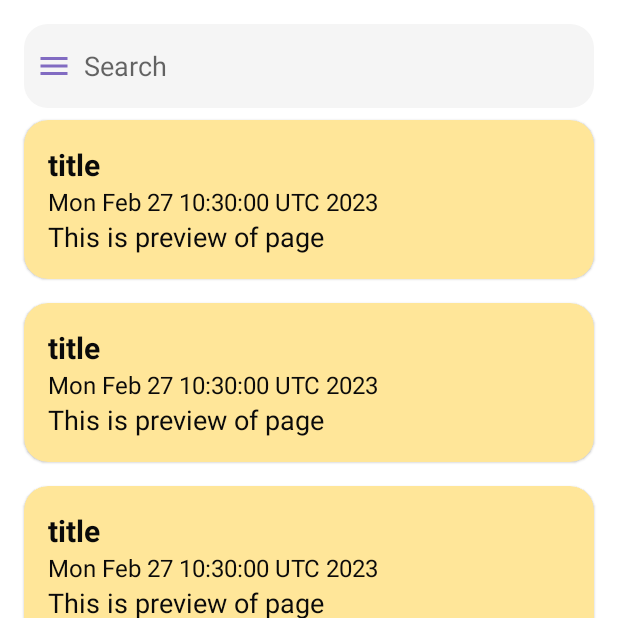
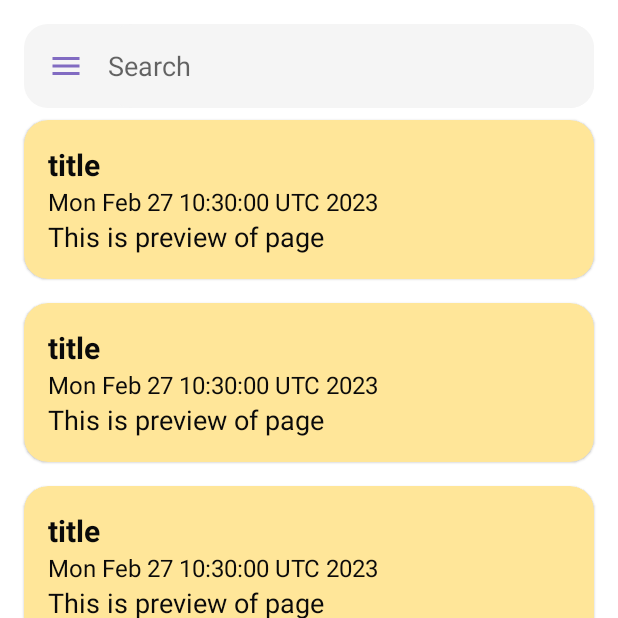
Before and after one commit to prateekthakur272/Good-Diary, an Android app: the screen it shows after launch (MainActivity), on a phone screen of 412 x 824 dp, the top half of it. Run offline under Robolectric (Android 15) with nearby library versions, the phone set to English and light mode, and no system bars.

Commit message:
adds custom search bar to main activity

```diff
--- a/app/src/main/java/com/prateekthakur272/gooddiary/MainActivity.kt
+++ b/app/src/main/java/com/prateekthakur272/gooddiary/MainActivity.kt
@@ -23,5 +23,8 @@
             Page("title","hello"),
         ))
         binding.pageRecyclerView.layoutManager = LinearLayoutManager(this)
+        binding.searchBar.buttonNavigationMenu.setOnClickListener {
+            binding.navigationDrawer.openDrawer(binding.mainNavigationView)
+        }
     }
 }
--- a/app/src/main/res/layout/activity_main.xml
+++ b/app/src/main/res/layout/activity_main.xml
@@ -23,6 +23,16 @@
         android:layout_height="match_parent"
         tools:context=".MainActivity">
 
+        <include
+            android:id="@+id/search_bar"
+            layout="@layout/search_bar_layout"
+            android:layout_width="match_parent"
+            android:layout_height="wrap_content"
+            android:layout_margin="16dp"
+            app:layout_constraintEnd_toEndOf="parent"
+            app:layout_constraintStart_toStartOf="parent"
+            app:layout_constraintTop_toTopOf="parent" />
+
         <com.google.android.material.floatingactionbutton.FloatingActionButton
             android:id="@+id/button_add_page"
             android:layout_width="wrap_content"
@@ -44,21 +54,5 @@
             app:layout_constraintTop_toBottomOf="@+id/search_bar"
             tools:listitem="@layout/page_item_layout" />
 
-        <EditText
-            android:id="@+id/search_bar"
-            android:layout_width="match_parent"
-            android:layout_height="56dp"
-            android:layout_margin="16dp"
-            android:autofillHints="none"
-            android:background="@drawable/search_bar_view_background"
-            android:drawableStart="@drawable/ic_menu"
-            android:drawablePadding="8dp"
-            android:hint="@string/search"
-            android:inputType="text"
-            android:paddingHorizontal="8dp"
-            app:layout_constraintEnd_toEndOf="parent"
-            app:layout_constraintStart_toStartOf="parent"
-            app:layout_constraintTop_toTopOf="parent" />
-
     </androidx.constraintlayout.widget.ConstraintLayout>
 </androidx.drawerlayout.widget.DrawerLayout>
--- /dev/null
+++ b/app/src/main/res/layout/search_bar_layout.xml
@@ -0,0 +1,31 @@
+<?xml version="1.0" encoding="utf-8"?>
+<androidx.constraintlayout.widget.ConstraintLayout xmlns:android="http://schemas.android.com/apk/res/android"
+    xmlns:app="http://schemas.android.com/apk/res-auto"
+    android:layout_width="match_parent"
+    android:layout_height="wrap_content"
+    android:background="@drawable/search_bar_view_background">
+
+    <ImageView
+        android:id="@+id/button_navigation_menu"
+        android:layout_width="56dp"
+        android:layout_height="56dp"
+        app:layout_constraintBottom_toBottomOf="parent"
+        app:layout_constraintStart_toStartOf="parent"
+        app:layout_constraintTop_toTopOf="parent"
+        android:src="@drawable/ic_menu"
+        android:padding="16dp"
+        android:contentDescription="@string/navigation_menu" />
+
+    <EditText
+        android:layout_width="0dp"
+        android:layout_height="0dp"
+        app:layout_constraintBottom_toBottomOf="parent"
+        app:layout_constraintEnd_toEndOf="parent"
+        app:layout_constraintStart_toEndOf="@+id/button_navigation_menu"
+        app:layout_constraintTop_toTopOf="parent"
+        android:hint="@string/search"
+        android:background="@drawable/search_bar_view_background"
+        android:autofillHints="none" />
+
+
+</androidx.constraintlayout.widget.ConstraintLayout>
--- a/app/src/main/res/values/strings.xml
+++ b/app/src/main/res/values/strings.xml
@@ -2,4 +2,5 @@
     <string name="app_name">Good Diary</string>
     <string name="search">Search</string>
     <string name="add_page">Add page</string>
+    <string name="navigation_menu">navigation_menu</string>
 </resources>
```
